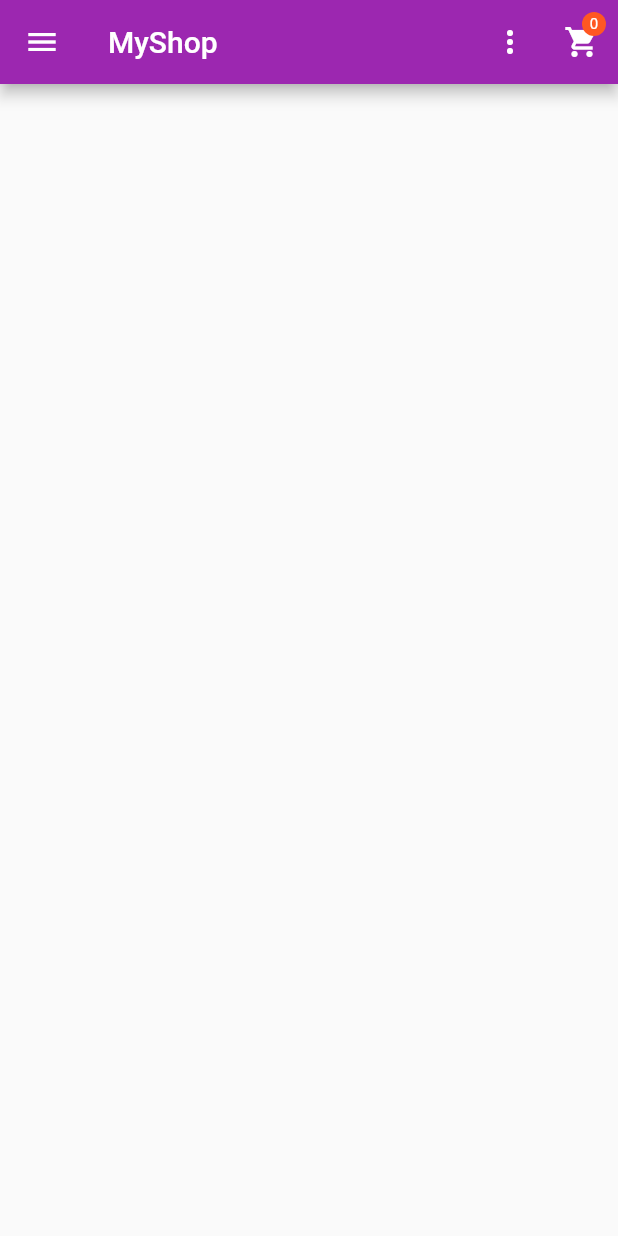
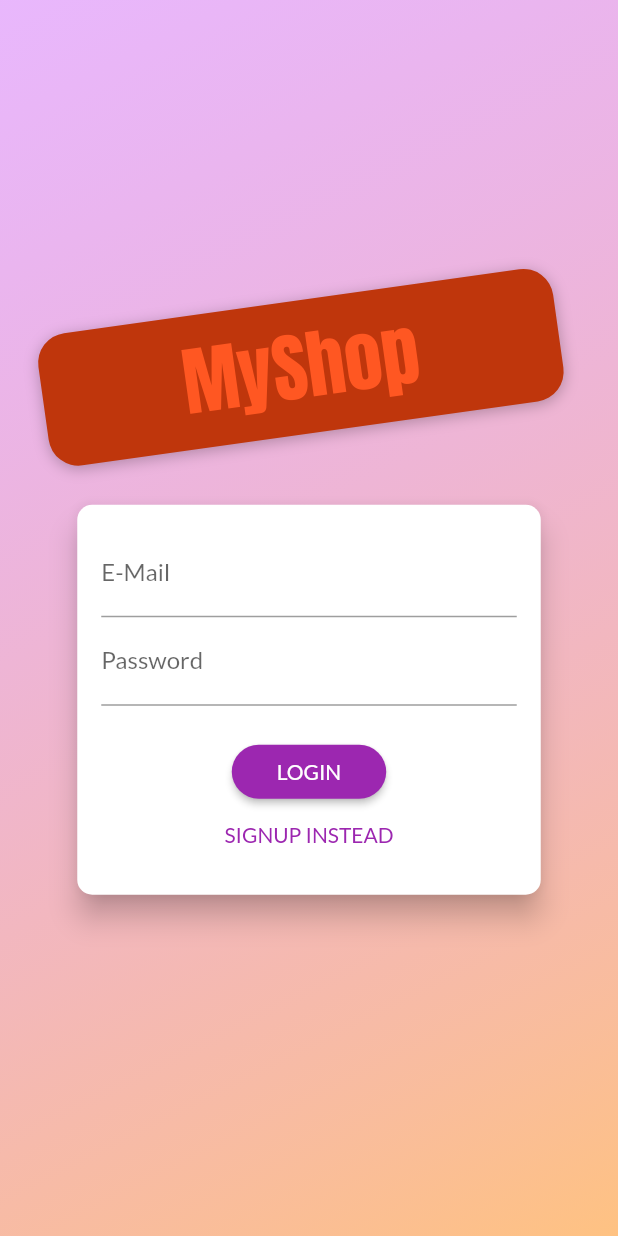
Before and after one commit to MarcelleBond/shop_app, a Flutter app: the screen it shows after launch, on a phone screen of 412 x 824 dp. Run offline on Flutter 3.47's test engine with Material 2 defaults, Android fonts, the phone set to English and light mode, and no system bars; our stand-ins replace shared_preferences.

Commit message:
need to fix auth

```diff
--- a/lib/main.dart
+++ b/lib/main.dart
@@ -4,12 +4,15 @@ import 'package:provider/provider.dart';
 import './screens/products_overview_screen.dart';
 import './screens/product_detail_screen.dart';
 import './screens/cart_screen.dart';
+import './screens/orders_screen.dart';
+import './screens/user_products_screen.dart';
+import './screens/edit_product_screen.dart';
+import './screens/auth_screen.dart';
+import './screens/splash_screen.dart';
 import './providers/products.dart';
 import './providers/cart.dart';
 import './providers/Orders.dart';
-import './screens/orders_screen.dart';
-import './screens/user_products_screen.dart';
-import './screens/edit_product_screen.dart';
+import './providers/auth.dart';
 
 void main() {
   runApp(const MyApp());
@@ -22,24 +25,48 @@ class MyApp extends StatelessWidget {
   Widget build(BuildContext context) {
     return MultiProvider(
       providers: [
-        ChangeNotifierProvider(create: (BuildContext context) => Products()),
+        ChangeNotifierProvider(create: (BuildContext context) => Auth()),
+        ChangeNotifierProxyProvider<Auth, Products>(
+            create: (BuildContext context) => Products(),
+            update: (BuildContext context, auth, Products? previous) {
+              previous!.authToken = auth.token;
+              previous.userId = auth.userId;
+              return previous;
+            }),
         ChangeNotifierProvider(create: (BuildContext context) => Cart()),
-        ChangeNotifierProvider(create: (BuildContext context) => Orders()),
+        ChangeNotifierProxyProvider<Auth, Orders>(
+            create: (BuildContext context) => Orders(),
+            update: (BuildContext context, auth, Orders? previous) {
+              previous!.authToken = auth.token;
+              previous.userId = auth.userId;
+              return previous;
+            }),
       ],
-      child: MaterialApp(
+      child: Consumer<Auth>(
+        builder: (context, auth, child) => MaterialApp(
           title: 'MyShop',
           theme: ThemeData(
               primarySwatch: Colors.purple,
+              fontFamily: "Lato",
               colorScheme: ColorScheme.fromSwatch(primarySwatch: Colors.purple)
                   .copyWith(secondary: Colors.deepOrange)),
-        home: ProductOverviewScreen(),
+          home: auth.isAuth
+              ? ProductOverviewScreen()
+              : FutureBuilder(
+                  future: auth.tryAutoLogin(),
+                  builder: (context, snapshot) =>
+                      snapshot.connectionState == ConnectionState.waiting
+                          ? const SplashScreen()
+                          : const AuthScreen(),
+                ),
           routes: {
             ProductDetailScreen.routeName: (context) => ProductDetailScreen(),
             CartScreen.routeName: (context) => CartScreen(),
             OrdersScreen.routeName: (context) => OrdersScreen(),
             UserProductsScreen.routeName: (context) => UserProductsScreen(),
-          EditProductScreen.routeName: (context) => EditProductScreen(),
+            EditProductScreen.routeName: (context) => const EditProductScreen(),
           },
+        ),
       ),
     );
   }
--- /dev/null
+++ b/lib/screens/auth_screen.dart
@@ -0,0 +1,286 @@
+// ignore_for_file: prefer_const_constructors
+
+import 'dart:math';
+
+import 'package:flutter/material.dart';
+import 'package:provider/provider.dart';
+
+import '../models/http_exception.dart';
+import '../providers/auth.dart';
+
+enum AuthMode { signup, login }
+
+class AuthScreen extends StatelessWidget {
+  static const routeName = '/auth-screen';
+
+  const AuthScreen({Key? key}) : super(key: key);
+
+  @override
+  Widget build(BuildContext context) {
+    final deviceSize = MediaQuery.of(context).size;
+    // final transformConfig = Matrix4.rotationZ(-8 * pi / 180);
+    // transformConfig.translate(-10.0);
+    return Scaffold(
+      // resizeToAvoidBottomInset: false,
+      body: Stack(
+        children: <Widget>[
+          Container(
+            decoration: BoxDecoration(
+              gradient: LinearGradient(
+                colors: [
+                  const Color.fromRGBO(215, 117, 255, 1).withOpacity(0.5),
+                  const Color.fromRGBO(255, 188, 117, 1).withOpacity(0.9),
+                ],
+                begin: Alignment.topLeft,
+                end: Alignment.bottomRight,
+                stops: const [0, 1],
+              ),
+            ),
+          ),
+          SingleChildScrollView(
+            child: SizedBox(
+              height: deviceSize.height,
+              width: deviceSize.width,
+              child: Column(
+                mainAxisAlignment: MainAxisAlignment.center,
+                crossAxisAlignment: CrossAxisAlignment.center,
+                children: <Widget>[
+                  Flexible(
+                    child: Container(
+                      margin: const EdgeInsets.only(bottom: 20.0),
+                      padding: const EdgeInsets.symmetric(
+                          vertical: 8.0, horizontal: 94.0),
+                      transform: Matrix4.rotationZ(-8 * pi / 180)
+                        ..translate(-10.0),
+                      // ..translate(-10.0),
+                      decoration: BoxDecoration(
+                        borderRadius: BorderRadius.circular(20),
+                        color: Colors.deepOrange.shade900,
+                        boxShadow: const [
+                          BoxShadow(
+                            blurRadius: 8,
+                            color: Colors.black26,
+                            offset: Offset(0, 2),
+                          )
+                        ],
+                      ),
+                      child: Text(
+                        'MyShop',
+                        style: TextStyle(
+                          color: Theme.of(context).colorScheme.secondary,
+                          fontSize: 50,
+                          fontFamily: 'Anton',
+                          fontWeight: FontWeight.normal,
+                        ),
+                      ),
+                    ),
+                  ),
+                  Flexible(
+                    flex: deviceSize.width > 600 ? 2 : 1,
+                    child: const AuthCard(),
+                  ),
+                ],
+              ),
+            ),
+          ),
+        ],
+      ),
+    );
+  }
+}
+
+class AuthCard extends StatefulWidget {
+  const AuthCard({
+    Key? key,
+  }) : super(key: key);
+
+  @override
+  _AuthCardState createState() => _AuthCardState();
+}
+
+class _AuthCardState extends State<AuthCard> {
+  final GlobalKey<FormState> _formKey = GlobalKey();
+  AuthMode _authMode = AuthMode.login;
+  final Map<String, String> _authData = {
+    'email': '',
+    'password': '',
+  };
+  var _isLoading = false;
+  final _passwordController = TextEditingController();
+
+  void _showErrorDialog(String message) {
+    showDialog(
+      context: context,
+      builder: (ctx) => AlertDialog(
+        title: const Text("An error occurred"),
+        content: Text(message),
+        actions: [
+          TextButton(
+            onPressed: () => Navigator.of(ctx).pop(),
+            child: Text("Okay"),
+          ),
+        ],
+      ),
+    );
+  }
+
+  Future<void> _submit() async {
+    if (!_formKey.currentState!.validate()) {
+      // Invalid!
+      return;
+    }
+    _formKey.currentState!.save();
+    setState(() {
+      _isLoading = true;
+    });
+    try {
+      if (_authMode == AuthMode.login) {
+        await Provider.of<Auth>(context, listen: false).login(
+          _authData["email"]!,
+          _authData["password"]!,
+        );
+      } else {
+        await Provider.of<Auth>(context, listen: false).signup(
+          _authData["email"]!,
+          _authData["password"]!,
+        );
+      }
+    } on HttpException catch (error) {
+      var errorMessage = "Authentication failed";
+      if (error.toString().contains("EMAIL_EXISTS")) {
+        errorMessage =
+            "The email address is already in use by another account.";
+      } else if (error.toString().contains("INVALID_EMAIL")) {
+        errorMessage = "This is not a valid email address.";
+      } else if (error.toString().contains("WEAK_PASSWORD")) {
+        errorMessage = "This password is too weak.";
+      } else if (error.toString().contains("EMAIL_NOT_FOUND")) {
+        errorMessage = "Could not find a user with that email.";
+      } else if (error.toString().contains("INVALID_PASSWORD")) {
+        errorMessage = "Invalid password.";
+      }
+      _showErrorDialog(errorMessage);
+    } catch (error) {
+      const errorMessage =
+          "Could not authenticate you. Please try again later.";
+      print(error);
+      _showErrorDialog(errorMessage);
+    }
+    setState(() {
+      _isLoading = false;
+    });
+  }
+
+  void _switchAuthMode() {
+    if (_authMode == AuthMode.login) {
+      setState(() {
+        _authMode = AuthMode.signup;
+      });
+    } else {
+      setState(() {
+        _authMode = AuthMode.login;
+      });
+    }
+  }
+
+  @override
+  Widget build(BuildContext context) {
+    final deviceSize = MediaQuery.of(context).size;
+    return Card(
+      shape: RoundedRectangleBorder(
+        borderRadius: BorderRadius.circular(10.0),
+      ),
+      elevation: 8.0,
+      child: Container(
+        height: _authMode == AuthMode.signup ? 320 : 260,
+        constraints:
+            BoxConstraints(minHeight: _authMode == AuthMode.signup ? 320 : 260),
+        width: deviceSize.width * 0.75,
+        padding: const EdgeInsets.all(16.0),
+        child: Form(
+          key: _formKey,
+          child: SingleChildScrollView(
+            child: Column(
+              children: <Widget>[
+                TextFormField(
+                  decoration: const InputDecoration(labelText: 'E-Mail'),
+                  keyboardType: TextInputType.emailAddress,
+                  validator: (value) {
+                    if (value!.isEmpty || !value.contains('@')) {
+                      return 'Invalid email!';
+                    }
+                    return null;
+                    // return null;
+                  },
+                  onSaved: (value) {
+                    _authData['email'] = value!;
+                  },
+                ),
+                TextFormField(
+                  decoration: const InputDecoration(labelText: 'Password'),
+                  obscureText: true,
+                  controller: _passwordController,
+                  validator: (value) {
+                    if (value!.isEmpty || value.length < 5) {
+                      return 'Password is too short!';
+                    }
+                    return null;
+                  },
+                  onSaved: (value) {
+                    _authData['password'] = value!;
+                  },
+                ),
+                if (_authMode == AuthMode.signup)
+                  TextFormField(
+                    enabled: _authMode == AuthMode.signup,
+                    decoration:
+                        const InputDecoration(labelText: 'Confirm Password'),
+                    obscureText: true,
+                    validator: _authMode == AuthMode.signup
+                        ? (value) {
+                            if (value != _passwordController.text) {
+                              return 'Passwords do not match!';
+                            }
+                            return null;
+                          }
+                        : null,
+                  ),
+                const SizedBox(
+                  height: 20,
+                ),
+                if (_isLoading)
+                  const CircularProgressIndicator()
+                else
+                  ElevatedButton(
+                    onPressed: _submit,
+                    style: ElevatedButton.styleFrom(
+                      shape: RoundedRectangleBorder(
+                        borderRadius: BorderRadius.circular(30),
+                      ),
+                      padding: const EdgeInsets.symmetric(
+                          horizontal: 30.0, vertical: 8.0),
+                      primary: Theme.of(context).primaryColor,
+                      // primary: Theme.of(context).primaryTextTheme.button.color,
+                    ),
+                    child:
+                        Text(_authMode == AuthMode.login ? 'LOGIN' : 'SIGN UP'),
+                  ),
+                TextButton(
+                  onPressed: _switchAuthMode,
+                  style: TextButton.styleFrom(
+                    padding: const EdgeInsets.symmetric(
+                        horizontal: 30.0, vertical: 4),
+                    tapTargetSize: MaterialTapTargetSize.shrinkWrap,
+                    primary: Theme.of(context).primaryColor,
+                  ),
+                  child: Text(
+                      '${_authMode == AuthMode.login ? 'SIGNUP' : 'LOGIN'} INSTEAD'),
+                ),
+              ],
+            ),
+          ),
+        ),
+      ),
+    );
+  }
+}
--- a/lib/widgets/product_item.dart
+++ b/lib/widgets/product_item.dart
@@ -1,6 +1,7 @@
 import 'package:flutter/material.dart';
 import 'package:provider/provider.dart';
 
+import '../providers/auth.dart';
 import '../providers/cart.dart';
 import '../providers/product.dart';
 import '../screens/product_detail_screen.dart';
@@ -10,6 +11,7 @@ class ProductItem extends StatelessWidget {
   Widget build(BuildContext context) {
     final product = Provider.of<Product>(context, listen: false);
     final cart = Provider.of<Cart>(context, listen: false);
+    final authToken = Provider.of<Auth>(context, listen: false);
     return ClipRRect(
       borderRadius: BorderRadius.circular(10),
       child: GridTile(
@@ -21,7 +23,7 @@ class ProductItem extends StatelessWidget {
                   product.isFavorite ? Icons.favorite : Icons.favorite_border,
                 ),
               ),
-              onPressed: () => product.toggleFavoriteStatus(),
+              onPressed: () => product.toggleFavoriteStatus(authToken.token, authToken.userId),
               color: Theme.of(context).colorScheme.secondary),
           title: Text(
             product.title,
--- a/lib/widgets/products_grid.dart
+++ b/lib/widgets/products_grid.dart
@@ -13,8 +13,8 @@ class ProductsGrid extends StatelessWidget {
   Widget build(BuildContext context) {
     final productsData = Provider.of<Products>(context);
     final loadedProducts = showFavs ? productsData.favoriteItems : productsData.items;
-    return GridView.builder(
-      padding: const EdgeInsets.all(10.0),
+    return loadedProducts.isEmpty ? const Center(child: CircularProgressIndicator()) : GridView.builder(
+      padding:  const EdgeInsets.all(10.0),
       itemCount: loadedProducts.length,
       gridDelegate: const SliverGridDelegateWithFixedCrossAxisCount(
         crossAxisCount: 2,
--- a/pubspec.yaml
+++ b/pubspec.yaml
@@ -32,7 +32,7 @@ dependencies:
   provider: ^6.0.3
   intl: ^0.17.0
   http: ^0.13.5
-
+  shared_preferences: ^2.0.15
   # The following adds the Cupertino Icons font to your application.
   # Use with the CupertinoIcons class for iOS style icons.
   cupertino_icons: ^1.0.2
```
Also changed, not shown: lib/providers/auth.dart (added, +136 -0 lines), lib/providers/orders.dart (+12 -2 lines), lib/providers/product.dart (+4 -6 lines), lib/providers/products.dart (+31 -11 lines), lib/screens/splash_screen.dart (added, +10 -0 lines), lib/screens/user_products_screen.dart (+16 -5 lines), lib/widgets/app_drawer.dart (+11 -0 lines), pubspec.lock, 1 other file. Lines whose indentation alone changed are shown as unchanged.
